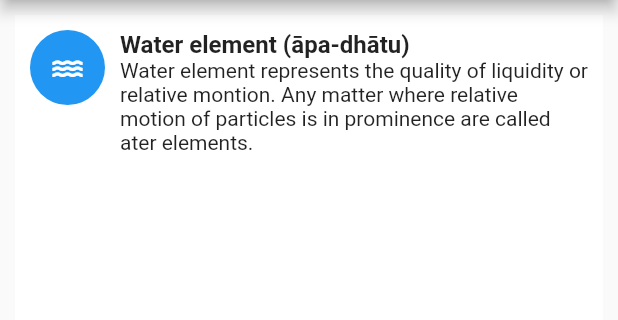
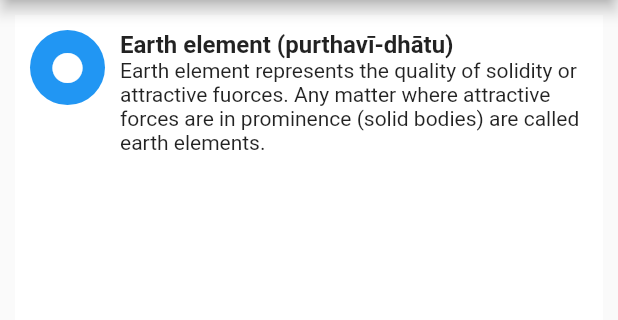
Before and after one commit to lisa1357mae/inelement, a Flutter app: the screen it shows after launch, after a tap on "Earth", on a phone screen of 412 x 824 dp, the part 84-404 px from its top. Run offline on Flutter 3.47's test engine with Material 2 defaults, Android fonts, the phone set to English and light mode, and no system bars; our stand-ins replace go_router, result_dart; missing offline and left inert: quiz.

Commit message:
feat: make earth page

```diff
--- /dev/null
+++ b/lib/earthpage.dart
@@ -0,0 +1,63 @@
+import 'package:flutter/material.dart';
+
+class EarthPage extends StatefulWidget {
+  const EarthPage({Key? key}) : super(key: key);
+
+  @override
+  _EarthPageState createState() => _EarthPageState();
+}
+
+class _EarthPageState extends State<EarthPage> {
+  @override
+  Widget build(BuildContext context) {
+    return Scaffold(
+        appBar: AppBar(
+          title:
+              const Text("InElement Bendable+Unbreakable: Find your Balance"),
+          backgroundColor: const Color.fromARGB(255, 216, 225, 193),
+        ),
+        body: Align(
+          child: Padding(
+            padding: const EdgeInsets.all(10.0),
+            child: Container(
+              color: Colors.white,
+              padding: const EdgeInsets.all(10),
+              child: Row(
+                crossAxisAlignment: CrossAxisAlignment.start,
+                children: [
+                  Container(
+                    width: 50,
+                    height: 50,
+                    decoration: BoxDecoration(
+                      color: Colors.blue,
+                      shape: BoxShape.circle,
+                    ),
+                    child: Icon(
+                      Icons.circle,
+                      color: Colors.white,
+                    ),
+                  ),
+                  SizedBox(
+                    width: 10,
+                  ),
+                  Expanded(
+                    child: Column(
+                      crossAxisAlignment: CrossAxisAlignment.start,
+                      children: [
+                        Text(
+                          "Earth element (purthavī-dhātu)",
+                          style: TextStyle(
+                              fontWeight: FontWeight.bold, fontSize: 16),
+                        ),
+                        Text(
+                            "Earth element represents the quality of solidity or attractive fuorces. Any matter where attractive forces are in prominence (solid bodies) are called earth elements.")
+                      ],
+                    ),
+                  ),
+                ],
+              ),
+            ),
+          ),
+        ));
+  }
+}
--- a/lib/main.dart
+++ b/lib/main.dart
@@ -126,8 +126,9 @@ class _MyAppState extends State<MyApp> {
  */
 
 import 'package:flutter/material.dart';
+import 'package:inelement/earthpage.dart';
 
-import 'homepage.dart';
+import 'waterpage.dart';
 
 void main() {
   runApp(MyApp());
@@ -222,7 +223,7 @@ class _MyHomePageState extends State<MyHomePage> {
               InkWell(
                 onTap: () {
                   Navigator.push(context,
-                      MaterialPageRoute(builder: (context) => HomePage()));
+                      MaterialPageRoute(builder: (context) => EarthPage()));
                 },
                 child: Container(
                   decoration: BoxDecoration(
```
Also changed, not shown: lib/waterpage.dart (renamed from lib/homepage.dart).
